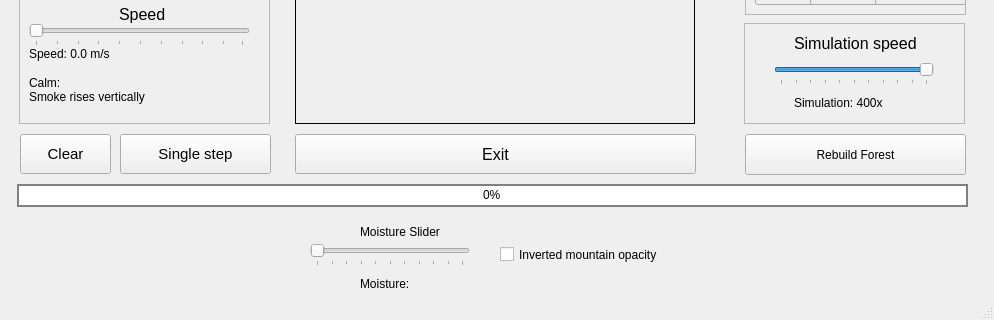
First picture: the form in gui/mainwindow.ui, repository Arpa97/ProgettoFisica, before the edit; both pictures show x 0 to 994 and y 296 to 616 of the 994 by 616 pixel window.
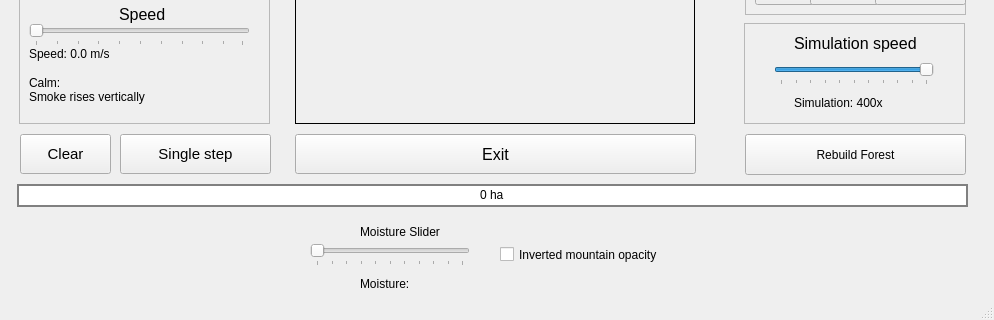
Second picture: the form after the edit. Icons and pictures are not drawn.

```diff
--- a/gui/mainwindow.ui
+++ b/gui/mainwindow.ui
@@ -561,7 +561,7 @@
      <number>0</number>
     </property>
     <property name="format">
-     <string>%p%</string>
+     <string>%p ha</string>
     </property>
    </widget>
    <widget class="QSlider" name="moistureSlider">
```
